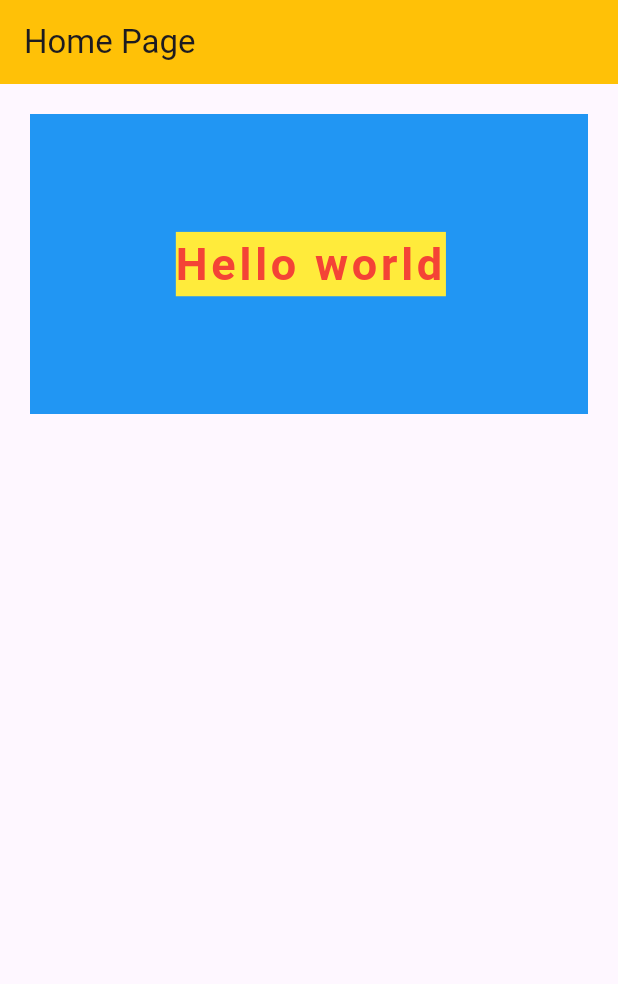
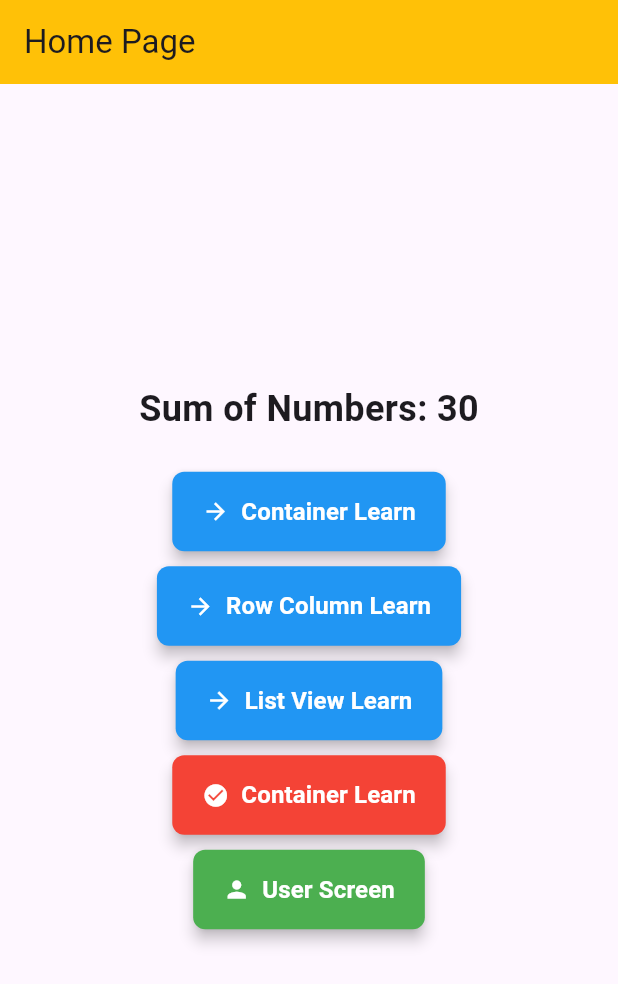
Before and after one commit to khmuhib01/flutter_my_first_app, a Flutter app: the screen it shows after launch, on a phone screen of 412 x 824 dp. Shown: the top 984 px of the screen. Run offline on Flutter 3.47's test engine with Material 3 defaults, Android fonts, the phone set to English and light mode, and no system bars.

Commit message:
mvc setup in this project

```diff
--- /dev/null
+++ b/lib/controllers/home_controller.dart
@@ -0,0 +1,16 @@
+import 'package:flutter/material.dart';
+
+class HomeController {
+  final int number1 = 10;
+  final int number2 = 20;
+
+  int get sum => number1 + number2; // Getter to calculate sum
+
+  void navigateToPage(BuildContext context, String routeName) {
+    Navigator.pushNamed(
+      context,
+      routeName,
+      arguments: sum, // Pass sum as an argument
+    );
+  }
+}
--- /dev/null
+++ b/lib/controllers/user_controller.dart
@@ -0,0 +1,16 @@
+import 'package:flutter/material.dart';
+
+class UserController {
+  final int number1 = 10;
+  final int number2 = 20;
+
+  int get sum => number1 + number2; // Getter to calculate sum
+
+  void navigateToPage(BuildContext context, String routeName) {
+    Navigator.pushNamed(
+      context,
+      routeName,
+      arguments: sum, // Pass sum as an argument
+    );
+  }
+}
--- a/lib/main.dart
+++ b/lib/main.dart
@@ -1,6 +1,9 @@
 import 'package:flutter/material.dart';
+import 'package:my_first_app/routes.dart'; // Import route file
 
-void main() => runApp(MyApp());
+void main() {
+  runApp(MyApp());
+}
 
 class MyApp extends StatelessWidget {
   const MyApp({super.key});
@@ -8,40 +11,11 @@ class MyApp extends StatelessWidget {
   @override
   Widget build(BuildContext context) {
     return MaterialApp(
-      title: 'Flutter Demo',
-      theme: ThemeData(
-        primarySwatch: Colors.blue,
-      ),
-      home: MyHomePage(),
+      title: 'Flutter Routes Demo',
+      debugShowCheckedModeBanner: false,
+      theme: ThemeData(primarySwatch: Colors.blue),
+      initialRoute: AppRoutes.home, // Use AppRoutes instead of hardcoded routes
+      routes: AppRoutes.routes, // Use the centralized routes
     );
   }
 }
-
-class MyHomePage extends StatelessWidget {
-  const MyHomePage({super.key});
-
-  @override
-  Widget build(BuildContext context) {
-    return Scaffold(
-        appBar: AppBar(
-          title: Text("Home Page"),
-          backgroundColor: Colors.amber,
-        ),
-        body: Container(
-          height: 200,
-          color: Colors.blue,
-          margin: EdgeInsets.all(20),
-          child: Center(
-              child: Text(
-            "Hello world",
-            style: TextStyle(
-              fontSize: 30,
-              color: Colors.red,
-              backgroundColor: Colors.yellow,
-              fontWeight: FontWeight.bold,
-              letterSpacing: 2.5,
-            ),
-          )),
-        ));
-  }
-}
--- /dev/null
+++ b/lib/routes.dart
@@ -0,0 +1,22 @@
+import 'package:flutter/material.dart';
+import 'package:my_first_app/view/container_learn.dart';
+import 'package:my_first_app/view/home_page.dart';
+import 'package:my_first_app/view/listview_learn.dart';
+import 'package:my_first_app/view/row_colum.dart';
+import 'package:my_first_app/view/user_page.dart';
+
+class AppRoutes {
+  static const String home = '/';
+  static const String container = '/container';
+  static const String rowColumn = '/rowcolumn';
+  static const String listView = '/listview';
+  static const String user = '/user';
+
+  static Map<String, WidgetBuilder> routes = {
+    home: (context) => MyHomePage(),
+    container: (context) => ContainerPage(),
+    rowColumn: (context) => RowColumPage(),
+    listView: (context) => ListViewPage(),
+    user: (context) => UserPage(),
+  };
+}
--- a/lib/view/home_page.dart
+++ b/lib/view/home_page.dart
@@ -1,15 +1,84 @@
+import 'package:flutter/foundation.dart';
 import 'package:flutter/material.dart';
+import 'package:my_first_app/controllers/home_controller.dart';
+import 'package:my_first_app/controllers/user_controller.dart';
+import 'package:my_first_app/widgets/custom_button.dart';
 
-class HomePage extends StatefulWidget {
-  const HomePage({super.key});
+class MyHomePage extends StatelessWidget {
+  final HomeController _homeController = HomeController();
+  final UserController _userController = UserController();
+
+  MyHomePage({super.key}) {
+    if (kDebugMode) {
+      print("Sum of Numbers: ${_homeController.sum}");
+    }
+  }
+
+  // Helper function to create buttons
+  Widget _buildButton({
+    required String text,
+    required String route,
+    required dynamic controller,
+    Color? color,
+    IconData? icon,
+  }) {
+    return CustomButton(
+      text: text,
+      routeName: route,
+      controller: controller,
+      color: color,
+      icon: icon,
+    );
+  }
 
   @override
-  State<HomePage> createState() => _HomePageState();
-}
+  Widget build(BuildContext context) {
+    return Scaffold(
+      appBar: AppBar(
+        title: const Text("Home Page"),
+        backgroundColor: Colors.amber,
+      ),
+      body: Center(
+        child: Column(
+          mainAxisAlignment: MainAxisAlignment.center,
+          children: [
+            // Display the sum value
+            Text(
+              "Sum of Numbers: ${_homeController.sum}",
+              style: const TextStyle(fontSize: 24, fontWeight: FontWeight.bold),
+            ),
+            const SizedBox(height: 20),
 
-class _HomePageState extends State<HomePage> {
-  @override
-  Widget build(BuildContext context) {
-    return const Placeholder();
+            // Buttons for navigation
+            _buildButton(
+                text: "Container Learn",
+                route: '/container',
+                controller: _homeController),
+            _buildButton(
+                text: "Row Column Learn",
+                route: '/rowcolumn',
+                controller: _homeController),
+            _buildButton(
+                text: "List View Learn",
+                route: '/listview',
+                controller: _homeController),
+            _buildButton(
+              text: "Container Learn",
+              route: '/container',
+              controller: _homeController,
+              color: Colors.red,
+              icon: Icons.check_circle,
+            ),
+            _buildButton(
+              text: "User Screen",
+              route: '/user',
+              controller: _userController,
+              color: Colors.green,
+              icon: Icons.person,
+            ),
+          ],
+        ),
+      ),
+    );
   }
 }
--- /dev/null
+++ b/lib/widgets/custom_button.dart
@@ -0,0 +1,67 @@
+import 'package:flutter/material.dart';
+
+class CustomButton extends StatelessWidget {
+  final String text;
+  final String routeName;
+  final dynamic controller; // Accepts any controller with navigateToPage
+
+  // Customisation options
+  final Color? color;
+  final Color? textColor;
+  final IconData? icon;
+  final double? fontSize;
+  final FontWeight? fontWeight;
+  final double? borderRadius;
+  final EdgeInsetsGeometry? padding;
+  final EdgeInsetsGeometry? margin;
+  final double? elevation;
+  final OutlinedBorder? shape;
+
+  const CustomButton({
+    super.key,
+    required this.text,
+    required this.routeName,
+    required this.controller,
+    this.color,
+    this.textColor,
+    this.icon,
+    this.fontSize,
+    this.fontWeight,
+    this.borderRadius,
+    this.padding,
+    this.margin,
+    this.elevation,
+    this.shape,
+  });
+
+  @override
+  Widget build(BuildContext context) {
+    return Container(
+      margin: margin ?? const EdgeInsets.symmetric(vertical: 5, horizontal: 10),
+      child: ElevatedButton.icon(
+        onPressed: () => controller.navigateToPage(context, routeName),
+        icon:
+            Icon(icon ?? Icons.arrow_forward, color: textColor ?? Colors.white),
+        label: Text(
+          text,
+          style: TextStyle(
+            fontSize: fontSize ?? 16,
+            fontWeight: fontWeight ?? FontWeight.bold,
+            color: textColor ?? Colors.white,
+          ),
+        ),
+        style: ElevatedButton.styleFrom(
+          backgroundColor: color ?? Colors.blue,
+          foregroundColor: textColor ?? Colors.white,
+          padding: padding ??
+              const EdgeInsets.symmetric(horizontal: 20, vertical: 15),
+          shape: shape ??
+              RoundedRectangleBorder(
+                borderRadius: BorderRadius.circular(borderRadius ?? 8),
+              ),
+          elevation: elevation ?? 4,
+        ),
+      ),
+    );
+  }
+}
--- a/pubspec.yaml
+++ b/pubspec.yaml
@@ -34,6 +34,7 @@ dependencies:
   # The following adds the Cupertino Icons font to your application.
   # Use with the CupertinoIcons class for iOS style icons.
   cupertino_icons: ^1.0.8
+  flutter_dotenv: ^5.2.1
 
 dev_dependencies:
   flutter_test:
```
Also changed, not shown: lib/models/user_model.dart (added, +16 -0 lines), lib/view/container_learn.dart (added, +53 -0 lines), lib/view/listview_learn.dart (added, +10 -0 lines), lib/view/row_colum.dart (added, +15 -0 lines), lib/view/user_page.dart (added, +63 -0 lines), pubspec.lock, 18 other files.
